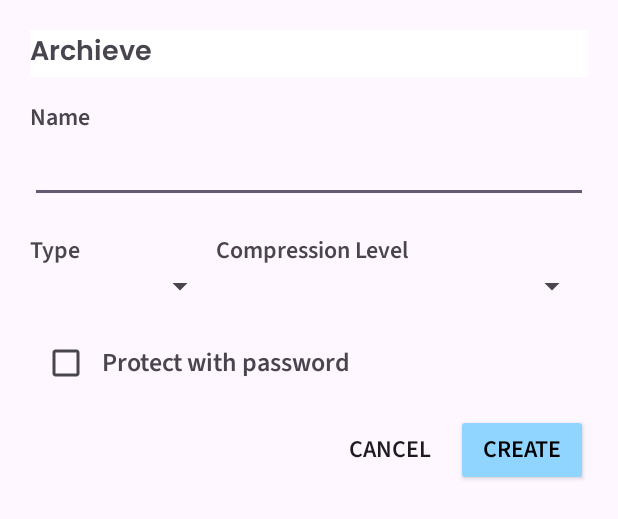
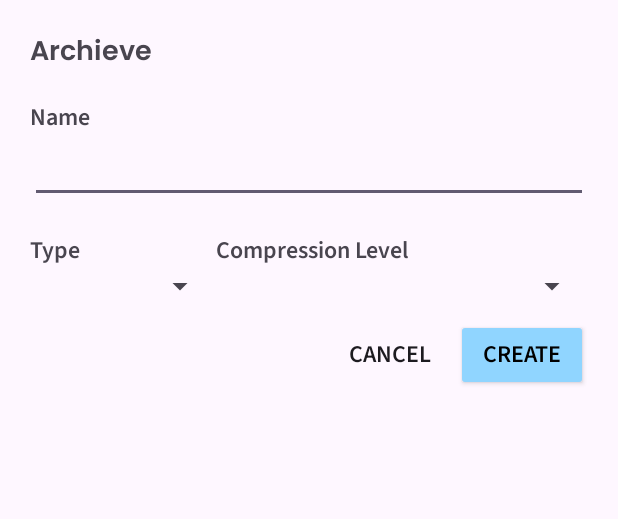
Before and after one commit to shivamtechstack/FileFusion, an Android app: the layout archieve_dialog.xml on its own in the app's theme, with its tools: preview values and no code run, on a phone screen of 412 x 824 dp. Shown: the top 519 px of the screen. Run offline under Robolectric (Android 15) with nearby library versions, the phone set to English and light mode, and no system bars; Roboto replaces fonts that are not available here.

Commit message:
- Ensured the archive option is visible in the bottom pop-up menu.

```diff
--- a/app/src/main/java/shivam/sycodes/filefusion/archievingAndEncryption/ArchiveDialog.kt
+++ b/app/src/main/java/shivam/sycodes/filefusion/archievingAndEncryption/ArchiveDialog.kt
@@ -37,8 +37,8 @@ class ArchiveDialog {
         val protectWithPasswordCheckBox = archiveDialogView.findViewById<CheckBox>(R.id.protectWithPasswordCheckBox)
         val cancelButton = archiveDialogView.findViewById<Button>(R.id.archive_cancel_button)
         val createButton = archiveDialogView.findViewById<Button>(R.id.create_archieve_button)
-        val passwordEditText = archiveDialogView.findViewById<EditText>(R.id.archivePasswordEditText)
-        val confirmPasswordEditText = archiveDialogView.findViewById<EditText>(R.id.archiveConfirmPasswordEditText)
+//        val passwordEditText = archiveDialogView.findViewById<EditText>(R.id.archivePasswordEditText)
+//        val confirmPasswordEditText = archiveDialogView.findViewById<EditText>(R.id.archiveConfirmPasswordEditText)
         val archievePasswordlayout = archiveDialogView.findViewById<View>(R.id.archivePasswordLayout)
 
         cancelButton.setOnClickListener {
@@ -111,7 +111,6 @@ class ArchiveDialog {
                         putExtra("files", listOf(selectedFiles) as Serializable)
                         putExtra("archive_name", archiveFilename)
                         putExtra("compression_level", selectedCompression)
-                        putExtra("password", passwordEditText.text.toString())
                         putExtra("Action", "7zip")
                     }
                     ContextCompat.startForegroundService(context,sevenZipIntent)
--- a/app/src/main/java/shivam/sycodes/filefusion/popupmenus/BottomPopUpMenu.kt
+++ b/app/src/main/java/shivam/sycodes/filefusion/popupmenus/BottomPopUpMenu.kt
@@ -72,6 +72,7 @@ class BottomPopUpMenu(private var context1: FileExplorerFragment, private val co
                 bottomPopUpMenu.menu.findItem(R.id.decrypt).isVisible = true
                 bottomPopUpMenu.menu.findItem(R.id.encrypt).isVisible = false
             }
+            bottomPopUpMenu.menu.findItem(R.id.archive).isVisible = true
         }
 
         bottomPopUpMenu.setOnMenuItemClickListener { item ->
--- a/app/src/main/res/layout/archieve_dialog.xml
+++ b/app/src/main/res/layout/archieve_dialog.xml
@@ -11,7 +11,6 @@
         android:layout_height="wrap_content"
         android:fontFamily="@font/poppins_semibold"
         android:text="Archieve"
-        android:background="@color/cardsDarkColor"
         android:textSize="18sp" />
 
     <TextView
@@ -78,6 +77,7 @@
     </LinearLayout>
 
     <LinearLayout
+        android:visibility="gone"
         android:layout_width="match_parent"
         android:layout_marginTop="15dp"
         android:layout_height="wrap_content">
--- a/gradle/libs.versions.toml
+++ b/gradle/libs.versions.toml
@@ -1,5 +1,5 @@
 [versions]
-agp = "8.9.2"
+agp = "8.9.1"
 androidMavenGradlePlugin = "1.4.1"
 fragmentKtx = "1.6.1"
 glide = "4.16.0"
```
